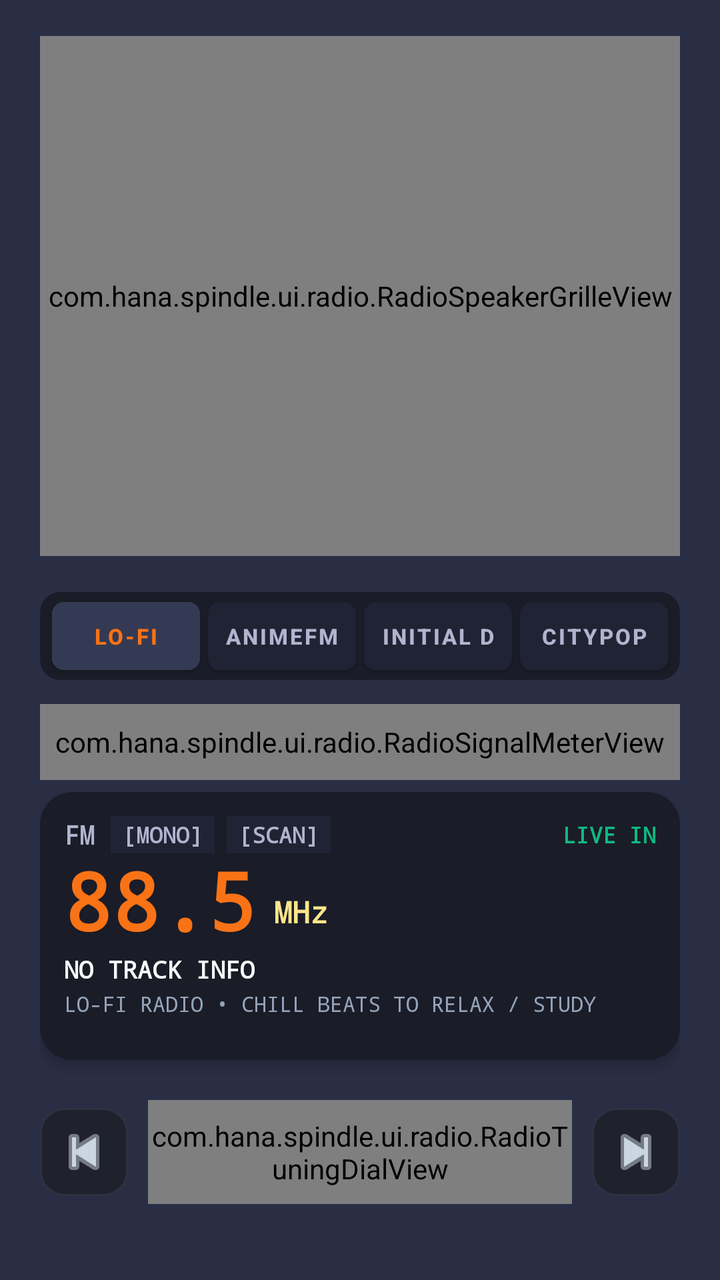
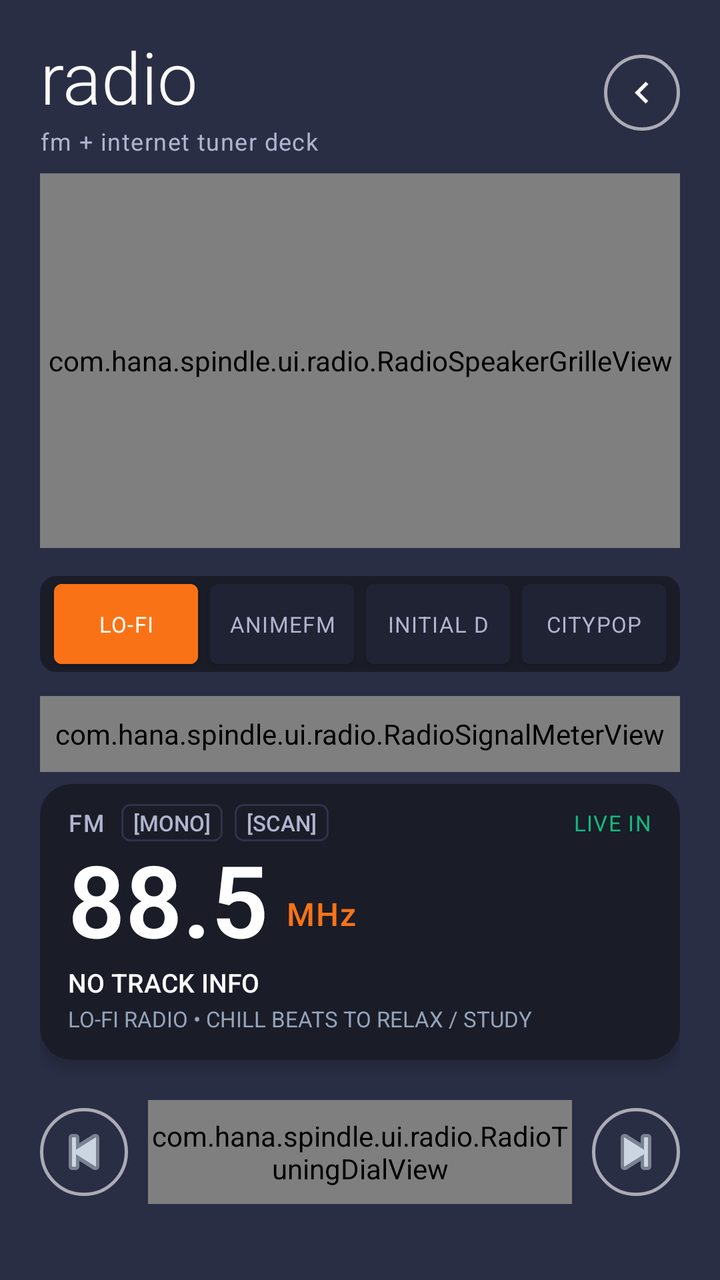

The first picture is an Android layout as it rendered before a commit; the second is the same layout after the commit. The layout source and the unified diff follow.
<!-- AndroidManifest.xml: application theme Theme.Spindle -->
<!-- res/layout/fragment_radio.xml -->
<?xml version="1.0" encoding="utf-8"?>
<LinearLayout
    xmlns:android="http://schemas.android.com/apk/res/android"
    xmlns:app="http://schemas.android.com/apk/res-auto"
    android:layout_width="match_parent"
    android:layout_height="match_parent"
    android:orientation="vertical"
    android:background="@color/surface_dark"
    android:paddingTop="18dp"
    android:paddingBottom="16dp"
    android:paddingHorizontal="20dp">

    
    <com.hana.spindle.ui.radio.RadioSpeakerGrilleView
        android:id="@+id/speakerGrilleView"
        android:layout_width="match_parent"
        android:layout_height="0dp"
        android:layout_weight="1"
        android:layout_marginTop="0dp"
        android:layout_marginBottom="18dp" />

    
    <androidx.cardview.widget.CardView
        android:id="@+id/cardPresets"
        android:layout_width="match_parent"
        android:layout_height="44dp"
        app:cardCornerRadius="10dp"
        app:cardElevation="0dp"
        app:cardBackgroundColor="@color/surface_recessed"
        android:layout_marginBottom="12dp">

        <LinearLayout
            android:layout_width="match_parent"
            android:layout_height="match_parent"
            android:orientation="horizontal"
            android:gravity="center_vertical"
            android:paddingHorizontal="4dp">

            <Button
                android:id="@+id/btnPreset0"
                android:layout_width="0dp"
                android:layout_height="34dp"
                android:layout_weight="1"
                android:layout_marginHorizontal="2dp"
                android:text="@string/radio_preset_lofi"
                android:textColor="@color/brand_orange"
                android:textSize="11sp"
                android:textStyle="bold"
                android:backgroundTint="@color/surface_elevated"
                android:insetTop="0dp"
                android:insetBottom="0dp"
                android:padding="0dp"
                app:cornerRadius="6dp" />

            <Button
                android:id="@+id/btnPreset1"
                android:layout_width="0dp"
                android:layout_height="34dp"
                android:layout_weight="1"
                android:layout_marginHorizontal="2dp"
                android:text="@string/radio_preset_animefm"
                android:textColor="@color/text_secondary"
                android:textSize="11sp"
                android:textStyle="bold"
                android:backgroundTint="@color/surface_card"
                android:insetTop="0dp"
                android:insetBottom="0dp"
                android:padding="0dp"
                app:cornerRadius="6dp" />

            <Button
                android:id="@+id/btnPreset2"
                android:layout_width="0dp"
                android:layout_height="34dp"
                android:layout_weight="1"
                android:layout_marginHorizontal="2dp"
                android:text="@string/radio_preset_initiald"
                android:textColor="@color/text_secondary"
                android:textSize="11sp"
                android:textStyle="bold"
                android:backgroundTint="@color/surface_card"
                android:insetTop="0dp"
                android:insetBottom="0dp"
                android:padding="0dp"
                app:cornerRadius="6dp" />

            <Button
                android:id="@+id/btnPreset3"
                android:layout_width="0dp"
                android:layout_height="34dp"
                android:layout_weight="1"
                android:layout_marginHorizontal="2dp"
                android:text="@string/radio_preset_citypop"
                android:textColor="@color/text_secondary"
                android:textSize="11sp"
                android:textStyle="bold"
                android:backgroundTint="@color/surface_card"
                android:insetTop="0dp"
                android:insetBottom="0dp"
                android:padding="0dp"
                app:cornerRadius="6dp" />
        </LinearLayout>
    </androidx.cardview.widget.CardView>

    
    <com.hana.spindle.ui.radio.RadioSignalMeterView
        android:id="@+id/signalMeterView"
        android:layout_width="match_parent"
        android:layout_height="38dp"
        android:layout_marginBottom="6dp" />

    
    <androidx.cardview.widget.CardView
        android:id="@+id/cardLcd"
        android:layout_width="match_parent"
        android:layout_height="134dp"
        app:cardCornerRadius="16dp"
        app:cardElevation="4dp"
        app:cardBackgroundColor="@color/surface_recessed"
        android:foreground="?attr/selectableItemBackground"
        android:clickable="true"
        android:focusable="true"
        android:layout_marginBottom="14dp">

        <LinearLayout
            android:layout_width="match_parent"
            android:layout_height="match_parent"
            android:orientation="vertical"
            android:padding="12dp">

            
            <LinearLayout
                android:layout_width="match_parent"
                android:layout_height="wrap_content"
                android:orientation="horizontal"
                android:gravity="center_vertical">

                <TextView
                    android:id="@+id/tvRadioBandMode"
                    android:layout_width="wrap_content"
                    android:layout_height="wrap_content"
                    android:text="@string/radio_band_fm"
                    android:textColor="@color/text_secondary"
                    android:textSize="13sp"
                    android:textStyle="bold"
                    android:fontFamily="monospace" />

                <TextView
                    android:id="@+id/tvRadioBtBadge"
                    android:layout_width="wrap_content"
                    android:layout_height="wrap_content"
                    android:text="@string/radio_band_bt"
                    android:textColor="#10B981"
                    android:textSize="11sp"
                    android:textStyle="bold"
                    android:fontFamily="monospace"
                    android:visibility="gone"
                    android:layout_marginStart="8dp" />

                
                <TextView
                    android:id="@+id/btnRadioMono"
                    android:layout_width="wrap_content"
                    android:layout_height="wrap_content"
                    android:text="@string/radio_btn_mono"
                    android:textColor="@color/text_secondary"
                    android:textSize="11sp"
                    android:textStyle="bold"
                    android:fontFamily="monospace"
                    android:paddingHorizontal="6dp"
                    android:paddingVertical="2dp"
                    android:background="@color/surface_card"
                    android:layout_marginStart="8dp"
                    android:clickable="true"
                    android:focusable="true" />

                <TextView
                    android:id="@+id/btnRadioScan"
                    android:layout_width="wrap_content"
                    android:layout_height="wrap_content"
                    android:text="@string/radio_btn_scan"
                    android:textColor="@color/text_secondary"
                    android:textSize="11sp"
                    android:textStyle="bold"
                    android:fontFamily="monospace"
                    android:paddingHorizontal="6dp"
                    android:paddingVertical="2dp"
                    android:background="@color/surface_card"
                    android:layout_marginStart="6dp"
                    android:clickable="true"
                    android:focusable="true" />

                <View
                    android:layout_width="0dp"
                    android:layout_height="1dp"
                    android:layout_weight="1" />

                <TextView
                    android:id="@+id/tvRadioStreamStatus"
                    android:layout_width="wrap_content"
                    android:layout_height="wrap_content"
                    android:text="@string/radio_live_in"
                    android:textColor="#10B981"
                    android:textSize="11sp"
                    android:textStyle="bold"
                    android:fontFamily="monospace" />
            </LinearLayout>

            
            <LinearLayout
                android:layout_width="match_parent"
                android:layout_height="wrap_content"
                android:orientation="horizontal"
                android:gravity="bottom"
                android:layout_marginTop="2dp">

                <TextView
                    android:id="@+id/tvRadioFrequency"
                    android:layout_width="wrap_content"
                    android:layout_height="wrap_content"
                    android:text="88.5"
                    android:textColor="@color/brand_orange"
                    android:textSize="40sp"
                    android:textStyle="bold"
                    android:fontFamily="monospace"
                    android:includeFontPadding="false" />

                <TextView
                    android:id="@+id/tvRadioFreqUnit"
                    android:layout_width="wrap_content"
                    android:layout_height="wrap_content"
                    android:text=" MHz"
                    android:textColor="@color/brand_yellow"
                    android:textSize="15sp"
                    android:textStyle="bold"
                    android:fontFamily="monospace"
                    android:layout_marginBottom="4dp" />
            </LinearLayout>

            
            <TextView
                android:id="@+id/tvRadioNowPlaying"
                android:layout_width="match_parent"
                android:layout_height="wrap_content"
                android:text="@string/radio_no_track_info"
                android:textColor="#F8FAFC"
                android:textSize="12sp"
                android:textStyle="bold"
                android:fontFamily="monospace"
                android:singleLine="true"
                android:ellipsize="marquee"
                android:marqueeRepeatLimit="marquee_forever"
                android:layout_marginTop="1dp" />

            
            <TextView
                android:id="@+id/tvRadioRdsName"
                android:layout_width="match_parent"
                android:layout_height="wrap_content"
                android:text="LO-FI RADIO • CHILL BEATS TO RELAX / STUDY"
                android:textColor="#94A3B8"
                android:textSize="10.5sp"
                android:fontFamily="monospace"
                android:singleLine="true"
                android:ellipsize="marquee"
                android:marqueeRepeatLimit="marquee_forever"
                android:layout_marginTop="2dp" />

        </LinearLayout>
    </androidx.cardview.widget.CardView>

    
    <LinearLayout
        android:layout_width="match_parent"
        android:layout_height="64dp"
        android:orientation="horizontal"
        android:gravity="center_vertical"
        android:layout_marginBottom="16dp">

        <ImageButton
            android:id="@+id/btnTunePrev"
            android:layout_width="44dp"
            android:layout_height="44dp"
            android:background="@drawable/bg_neumorphic_button"
            android:src="@android:drawable/ic_media_previous"
            app:tint="#CBD5E1"
            android:contentDescription="Tune Previous" />

        <com.hana.spindle.ui.radio.RadioTuningDialView
            android:id="@+id/tuningDialView"
            android:layout_width="0dp"
            android:layout_height="52dp"
            android:layout_weight="1"
            android:layout_marginHorizontal="10dp" />

        <ImageButton
            android:id="@+id/btnTuneNext"
            android:layout_width="44dp"
            android:layout_height="44dp"
            android:background="@drawable/bg_neumorphic_button"
            android:src="@android:drawable/ic_media_next"
            app:tint="#CBD5E1"
            android:contentDescription="Tune Next" />
    </LinearLayout>

</LinearLayout>
<!-- resources referenced by this layout -->
<resources>
  <color name="brand_orange">#F97316</color>
  <color name="brand_yellow">#FDE68A</color>
  <color name="surface_card">#202334</color>
  <color name="surface_dark">#2A2E45</color>
  <color name="surface_elevated">#353A54</color>
  <color name="surface_recessed">#1A1C28</color>
  <color name="text_secondary">#B0B4CE</color>
  <!-- drawable bg_neumorphic_button (drawable) -->
  <?xml version="1.0" encoding="utf-8"?>
  <ripple xmlns:android="http://schemas.android.com/apk/res/android"
      android:color="#40FFFFFF">
      <item>
          <shape android:shape="rectangle">
              <corners android:radius="12dp" />
              <solid android:color="#1F222C" />
              <stroke
                  android:width="1dp"
                  android:color="#2C3140" />
          </shape>
      </item>
  </ripple>
  <string name="radio_band_bt">BT</string>
  <string name="radio_band_fm">FM</string>
  <string name="radio_btn_mono">[MONO]</string>
  <string name="radio_btn_scan">[SCAN]</string>
  <string name="radio_live_in">LIVE IN</string>
  <string name="radio_no_track_info">NO TRACK INFO</string>
  <string name="radio_preset_animefm">ANIMEFM</string>
  <string name="radio_preset_citypop">CITYPOP</string>
  <string name="radio_preset_initiald">INITIAL D</string>
  <string name="radio_preset_lofi">LO-FI</string>
  <style name="Theme.Spindle" parent="Theme.MaterialComponents.DayNight.NoActionBar">
          <item name="colorPrimary">@color/metal81_red</item>
          <item name="colorPrimaryVariant">@color/metal81_red_dark</item>
          <item name="colorOnPrimary">@color/white</item>
          <item name="colorSecondary">@color/metal81_silver_dial</item>
          <item name="colorSecondaryVariant">@color/metal81_bezel_black</item>
          <item name="colorOnSecondary">@color/black</item>
          <item name="android:statusBarColor">@color/surface_dark</item>
          <item name="android:navigationBarColor">@color/surface_dark</item>
          <item name="android:windowBackground">@color/surface_dark</item>
      </style>
  <color name="metal81_red">#F97316</color>
  <color name="metal81_red_dark">#EA580C</color>
  <color name="white">#FFFFFFFF</color>
  <color name="metal81_silver_dial">#FAFAF9</color>
  <color name="metal81_bezel_black">#2A2E45</color>
  <color name="black">#FF000000</color>
</resources>

<!-- the commit's change to res/layout/fragment_radio.xml (unified diff, before → after) -->
@@ -6,9 +6,55 @@
     android:layout_height="match_parent"
     android:orientation="vertical"
     android:background="@color/surface_dark"
-    android:paddingTop="18dp"
+    android:paddingTop="14dp"
     android:paddingBottom="16dp"
     android:paddingHorizontal="20dp">
+
+    
+    <LinearLayout
+        android:layout_width="match_parent"
+        android:layout_height="wrap_content"
+        android:orientation="horizontal"
+        android:gravity="center_vertical"
+        android:layout_marginBottom="8dp">
+
+        <LinearLayout
+            android:layout_width="0dp"
+            android:layout_height="wrap_content"
+            android:layout_weight="1"
+            android:orientation="vertical">
+
+            <TextView
+                android:id="@+id/tvRadioHeaderTitle"
+                android:layout_width="wrap_content"
+                android:layout_height="wrap_content"
+                android:text="radio"
+                android:textColor="@color/text_primary"
+                android:textSize="36sp"
+                android:fontFamily="sans-serif-light" />
+
+            <TextView
+                android:id="@+id/tvRadioHeaderSubtitle"
+                android:layout_width="wrap_content"
+                android:layout_height="wrap_content"
+                android:text="fm + internet tuner deck"
+                android:textColor="@color/text_secondary"
+                android:textSize="12sp"
+                android:fontFamily="sans-serif"
+                android:letterSpacing="0.04" />
+        </LinearLayout>
+
+        <ImageButton
+            android:id="@+id/btnRadioBackToPlayer"
+            android:layout_width="38dp"
+            android:layout_height="38dp"
+            android:background="@drawable/bg_metro_circle_button"
+            android:src="@drawable/ic_np_back"
+            android:padding="8dp"
+            android:scaleType="fitCenter"
+            app:tint="@color/text_primary"
+            android:contentDescription="Back to Player" />
+    </LinearLayout>
 
     
     <com.hana.spindle.ui.radio.RadioSpeakerGrilleView
@@ -17,14 +63,14 @@
         android:layout_height="0dp"
         android:layout_weight="1"
         android:layout_marginTop="0dp"
-        android:layout_marginBottom="18dp" />
+        android:layout_marginBottom="14dp" />
 
     
     <androidx.cardview.widget.CardView
         android:id="@+id/cardPresets"
         android:layout_width="match_parent"
-        android:layout_height="44dp"
-        app:cardCornerRadius="10dp"
+        android:layout_height="48dp"
+        app:cardCornerRadius="8dp"
         app:cardElevation="0dp"
         app:cardBackgroundColor="@color/surface_recessed"
         android:layout_marginBottom="12dp">
@@ -39,66 +85,70 @@
             <Button
                 android:id="@+id/btnPreset0"
                 android:layout_width="0dp"
-                android:layout_height="34dp"
+                android:layout_height="40dp"
                 android:layout_weight="1"
-                android:layout_marginHorizontal="2dp"
+                android:layout_marginHorizontal="3dp"
                 android:text="@string/radio_preset_lofi"
-                android:textColor="@color/brand_orange"
-                android:textSize="11sp"
-                android:textStyle="bold"
-                android:backgroundTint="@color/surface_elevated"
+                android:textColor="@color/white"
+                android:textSize="11sp"
+                android:fontFamily="sans-serif-bold"
+                android:letterSpacing="0.04"
+                android:backgroundTint="@color/brand_orange"
                 android:insetTop="0dp"
                 android:insetBottom="0dp"
                 android:padding="0dp"
-                app:cornerRadius="6dp" />
+                app:cornerRadius="4dp" />
 
             <Button
                 android:id="@+id/btnPreset1"
                 android:layout_width="0dp"
-                android:layout_height="34dp"
+                android:layout_height="40dp"
                 android:layout_weight="1"
-                android:layout_marginHorizontal="2dp"
+                android:layout_marginHorizontal="3dp"
                 android:text="@string/radio_preset_animefm"
                 android:textColor="@color/text_secondary"
                 android:textSize="11sp"
-                android:textStyle="bold"
+                android:fontFamily="sans-serif-bold"
+                android:letterSpacing="0.04"
                 android:backgroundTint="@color/surface_card"
                 android:insetTop="0dp"
                 android:insetBottom="0dp"
                 android:padding="0dp"
-                app:cornerRadius="6dp" />
+                app:cornerRadius="4dp" />
 
             <Button
                 android:id="@+id/btnPreset2"
                 android:layout_width="0dp"
-                android:layout_height="34dp"
+                android:layout_height="40dp"
                 android:layout_weight="1"
-                android:layout_marginHorizontal="2dp"
+                android:layout_marginHorizontal="3dp"
                 android:text="@string/radio_preset_initiald"
                 android:textColor="@color/text_secondary"
                 android:textSize="11sp"
-                android:textStyle="bold"
+                android:fontFamily="sans-serif-bold"
+                android:letterSpacing="0.04"
                 android:backgroundTint="@color/surface_card"
                 android:insetTop="0dp"
                 android:insetBottom="0dp"
                 android:padding="0dp"
-                app:cornerRadius="6dp" />
+                app:cornerRadius="4dp" />
 
             <Button
                 android:id="@+id/btnPreset3"
                 android:layout_width="0dp"
-                android:layout_height="34dp"
+                android:layout_height="40dp"
                 android:layout_weight="1"
-                android:layout_marginHorizontal="2dp"
+                android:layout_marginHorizontal="3dp"
                 android:text="@string/radio_preset_citypop"
                 android:textColor="@color/text_secondary"
                 android:textSize="11sp"
-                android:textStyle="bold"
+                android:fontFamily="sans-serif-bold"
+                android:letterSpacing="0.04"
                 android:backgroundTint="@color/surface_card"
                 android:insetTop="0dp"
                 android:insetBottom="0dp"
                 android:padding="0dp"
-                app:cornerRadius="6dp" />
+                app:cornerRadius="4dp" />
         </LinearLayout>
     </androidx.cardview.widget.CardView>
 
@@ -113,7 +163,7 @@
     <androidx.cardview.widget.CardView
         android:id="@+id/cardLcd"
         android:layout_width="match_parent"
-        android:layout_height="134dp"
+        android:layout_height="138dp"
         app:cardCornerRadius="16dp"
         app:cardElevation="4dp"
         app:cardBackgroundColor="@color/surface_recessed"
@@ -126,7 +176,8 @@
             android:layout_width="match_parent"
             android:layout_height="match_parent"
             android:orientation="vertical"
-            android:padding="12dp">
+            android:paddingHorizontal="14dp"
+            android:paddingVertical="10dp">
 
             
             <LinearLayout
@@ -141,9 +192,9 @@
                     android:layout_height="wrap_content"
                     android:text="@string/radio_band_fm"
                     android:textColor="@color/text_secondary"
-                    android:textSize="13sp"
-                    android:textStyle="bold"
-                    android:fontFamily="monospace" />
+                    android:textSize="12sp"
+                    android:fontFamily="sans-serif-medium"
+                    android:letterSpacing="0.06" />
 
                 <TextView
                     android:id="@+id/tvRadioBtBadge"
@@ -152,8 +203,7 @@
                     android:text="@string/radio_band_bt"
                     android:textColor="#10B981"
                     android:textSize="11sp"
-                    android:textStyle="bold"
-                    android:fontFamily="monospace"
+                    android:fontFamily="sans-serif-medium"
                     android:visibility="gone"
                     android:layout_marginStart="8dp" />
 
@@ -165,11 +215,10 @@
                     android:text="@string/radio_btn_mono"
                     android:textColor="@color/text_secondary"
                     android:textSize="11sp"
-                    android:textStyle="bold"
-                    android:fontFamily="monospace"
+                    android:fontFamily="sans-serif-medium"
                     android:paddingHorizontal="6dp"
                     android:paddingVertical="2dp"
-                    android:background="@color/surface_card"
+                    android:background="@drawable/bg_metro_jump_button"
                     android:layout_marginStart="8dp"
                     android:clickable="true"
                     android:focusable="true" />
@@ -181,11 +230,10 @@
                     android:text="@string/radio_btn_scan"
                     android:textColor="@color/text_secondary"
                     android:textSize="11sp"
-                    android:textStyle="bold"
-                    android:fontFamily="monospace"
+                    android:fontFamily="sans-serif-medium"
                     android:paddingHorizontal="6dp"
                     android:paddingVertical="2dp"
-                    android:background="@color/surface_card"
+                    android:background="@drawable/bg_metro_jump_button"
                     android:layout_marginStart="6dp"
                     android:clickable="true"
                     android:focusable="true" />
@@ -202,8 +250,8 @@
                     android:text="@string/radio_live_in"
                     android:textColor="#10B981"
                     android:textSize="11sp"
-                    android:textStyle="bold"
-                    android:fontFamily="monospace" />
+                    android:fontFamily="sans-serif-bold"
+                    android:letterSpacing="0.04" />
             </LinearLayout>
 
             
@@ -219,22 +267,23 @@
                     android:layout_width="wrap_content"
                     android:layout_height="wrap_content"
                     android:text="88.5"
+                    android:textColor="@color/white"
+                    android:textSize="50sp"
+                    android:fontFamily="sans-serif-light"
+                    android:textStyle="bold"
+                    android:includeFontPadding="false" />
+
+                <TextView
+                    android:id="@+id/tvRadioFreqUnit"
+                    android:layout_width="wrap_content"
+                    android:layout_height="wrap_content"
+                    android:text=" MHz"
                     android:textColor="@color/brand_orange"
-                    android:textSize="40sp"
-                    android:textStyle="bold"
-                    android:fontFamily="monospace"
-                    android:includeFontPadding="false" />
-
-                <TextView
-                    android:id="@+id/tvRadioFreqUnit"
-                    android:layout_width="wrap_content"
-                    android:layout_height="wrap_content"
-                    android:text=" MHz"
-                    android:textColor="@color/brand_yellow"
-                    android:textSize="15sp"
-                    android:textStyle="bold"
-                    android:fontFamily="monospace"
-                    android:layout_marginBottom="4dp" />
+                    android:textSize="16sp"
+                    android:fontFamily="sans-serif-medium"
+                    android:letterSpacing="0.04"
+                    android:layout_marginStart="4dp"
+                    android:layout_marginBottom="6dp" />
             </LinearLayout>
 
             
@@ -244,9 +293,8 @@
                 android:layout_height="wrap_content"
                 android:text="@string/radio_no_track_info"
                 android:textColor="#F8FAFC"
-                android:textSize="12sp"
-                android:textStyle="bold"
-                android:fontFamily="monospace"
+                android:textSize="13sp"
+                android:fontFamily="sans-serif-medium"
                 android:singleLine="true"
                 android:ellipsize="marquee"
                 android:marqueeRepeatLimit="marquee_forever"
@@ -259,8 +307,8 @@
                 android:layout_height="wrap_content"
                 android:text="LO-FI RADIO • CHILL BEATS TO RELAX / STUDY"
                 android:textColor="#94A3B8"
-                android:textSize="10.5sp"
-                android:fontFamily="monospace"
+                android:textSize="11sp"
+                android:fontFamily="sans-serif"
                 android:singleLine="true"
                 android:ellipsize="marquee"
                 android:marqueeRepeatLimit="marquee_forever"
@@ -281,7 +329,7 @@
             android:id="@+id/btnTunePrev"
             android:layout_width="44dp"
             android:layout_height="44dp"
-            android:background="@drawable/bg_neumorphic_button"
+            android:background="@drawable/bg_metro_circle_button"
             android:src="@android:drawable/ic_media_previous"
             app:tint="#CBD5E1"
             android:contentDescription="Tune Previous" />
@@ -297,7 +345,7 @@
             android:id="@+id/btnTuneNext"
             android:layout_width="44dp"
             android:layout_height="44dp"
-            android:background="@drawable/bg_neumorphic_button"
+            android:background="@drawable/bg_metro_circle_button"
             android:src="@android:drawable/ic_media_next"
             app:tint="#CBD5E1"
             android:contentDescription="Tune Next" />
<!-- resource entries referenced after the edit -->
@@ -1,26 +1,11 @@
 <!-- resources referenced by this layout -->
 <resources>
   <color name="brand_orange">#F97316</color>
-  <color name="brand_yellow">#FDE68A</color>
   <color name="surface_card">#202334</color>
   <color name="surface_dark">#2A2E45</color>
-  <color name="surface_elevated">#353A54</color>
   <color name="surface_recessed">#1A1C28</color>
+  <color name="text_primary">#FAFAF9</color>
   <color name="text_secondary">#B0B4CE</color>
-  <!-- drawable bg_neumorphic_button (drawable) -->
-  <?xml version="1.0" encoding="utf-8"?>
-  <ripple xmlns:android="http://schemas.android.com/apk/res/android"
-      android:color="#40FFFFFF">
-      <item>
-          <shape android:shape="rectangle">
-              <corners android:radius="12dp" />
-              <solid android:color="#1F222C" />
-              <stroke
-                  android:width="1dp"
-                  android:color="#2C3140" />
-          </shape>
-      </item>
-  </ripple>
   <string name="radio_band_bt">BT</string>
   <string name="radio_band_fm">FM</string>
   <string name="radio_btn_mono">[MONO]</string>
@@ -45,6 +30,33 @@
   <color name="metal81_red">#F97316</color>
   <color name="metal81_red_dark">#EA580C</color>
   <color name="white">#FFFFFFFF</color>
+  <!-- drawable bg_metro_circle_button (drawable) -->
+  <?xml version="1.0" encoding="utf-8"?>
+  <shape xmlns:android="http://schemas.android.com/apk/res/android"
+      android:shape="oval">
+      <stroke
+          android:width="1.5dp"
+          android:color="#99FFFFFF" />
+      <solid android:color="@android:color/transparent" />
+  </shape>
+  <!-- drawable bg_metro_jump_button (drawable) -->
+  <?xml version="1.0" encoding="utf-8"?>
+  <shape xmlns:android="http://schemas.android.com/apk/res/android"
+      android:shape="rectangle">
+      <solid android:color="#1A1D28" />
+      <corners android:radius="4dp" />
+      <stroke android:width="1dp" android:color="#2E3348" />
+  </shape>
+  <!-- drawable ic_np_back (drawable) -->
+  <vector xmlns:android="http://schemas.android.com/apk/res/android"
+      android:width="24dp"
+      android:height="24dp"
+      android:viewportWidth="24"
+      android:viewportHeight="24">
+    <path
+        android:fillColor="#FFFFFFFF"
+        android:pathData="M15.41,7.41L14,6l-6,6 6,6 1.41,-1.41L10.83,12z"/>
+  </vector>
   <color name="metal81_silver_dial">#FAFAF9</color>
   <color name="metal81_bezel_black">#2A2E45</color>
   <color name="black">#FF000000</color>
